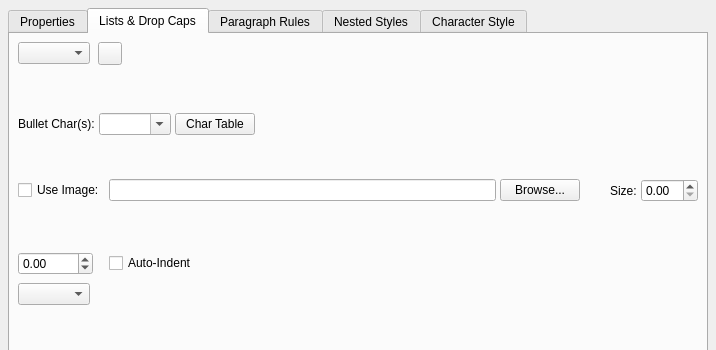
Old version of the form scribus/ui/smpstylewidget.ui in the repository alpsuneer/scribus; both pictures show x 0 to 716 and y 0 to 350 of the 716 by 507 pixel window.
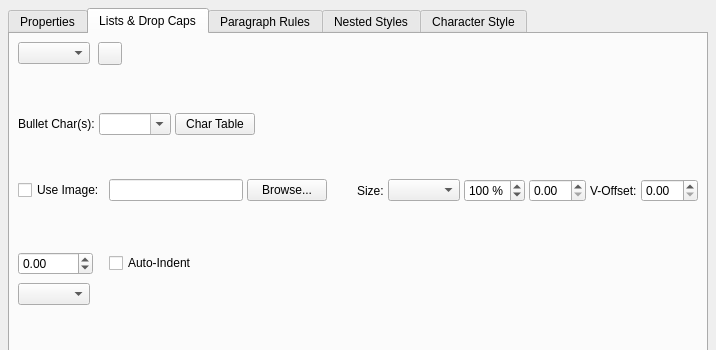
New version of the form. The open tabs and pages were chosen to show the change. Custom widgets are drawn as their Qt base class.

Commit message: suneer: image bullets — vertical offset, size modes (Auto/Scale%/Fixed), x-height anchor

Patch:
```diff
--- a/scribus/ui/smpstylewidget.ui
+++ b/scribus/ui/smpstylewidget.ui
@@ -1254,7 +1254,7 @@
             </layout>
            </item>
            <item>
-            <layout class="QHBoxLayout" name="bulletImageLayout" stretch="0,1,0,0,0,0">
+            <layout class="QHBoxLayout" name="bulletImageLayout" stretch="0,1,0,0,0,0,0,0,0,0">
              <property name="spacing">
               <number>4</number>
              </property>
@@ -1311,10 +1311,53 @@
                </property>
               </widget>
              </item>
+             <item>
+              <widget class="QComboBox" name="bulletImageSizeModeCombo">
+               <property name="toolTip">
+                <string>How the bullet image is sized: automatic (80% of font size), a percentage of the automatic size, or a fixed size</string>
+               </property>
+              </widget>
+             </item>
+             <item>
+              <widget class="QDoubleSpinBox" name="bulletImageScaleSpin">
+               <property name="toolTip">
+                <string>Bullet image size as a percentage of the automatic size</string>
+               </property>
+               <property name="suffix">
+                <string> %</string>
+               </property>
+               <property name="decimals">
+                <number>0</number>
+               </property>
+               <property name="minimum">
+                <double>10.000000000000000</double>
+               </property>
+               <property name="maximum">
+                <double>500.000000000000000</double>
+               </property>
+               <property name="value">
+                <double>100.000000000000000</double>
+               </property>
+              </widget>
+             </item>
              <item>
               <widget class="SMScrSpinBox" name="bulletImageSizeSpin">
                <property name="toolTip">
-                <string>Bullet image size (0 = automatic, relative to font size)</string>
+                <string>Fixed bullet image size (0 = automatic, relative to font size)</string>
+               </property>
+              </widget>
+             </item>
+             <item>
+              <widget class="QLabel" name="bulletImageOffsetLabel">
+               <property name="text">
+                <string>V-Offset:</string>
+               </property>
+              </widget>
+             </item>
+             <item>
+              <widget class="SMScrSpinBox" name="bulletImageOffsetSpin">
+               <property name="toolTip">
+                <string>Baseline offset of the bullet image — positive lowers the image, negative raises it</string>
                </property>
               </widget>
              </item>
```
The commit also changes 13 other files.
